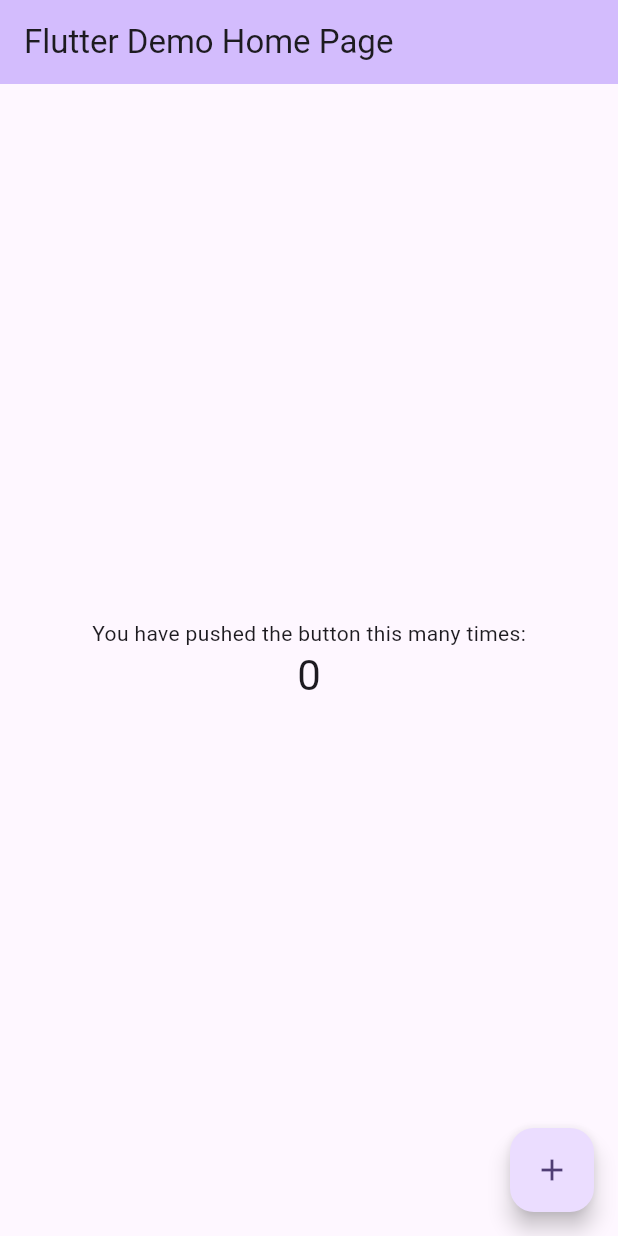
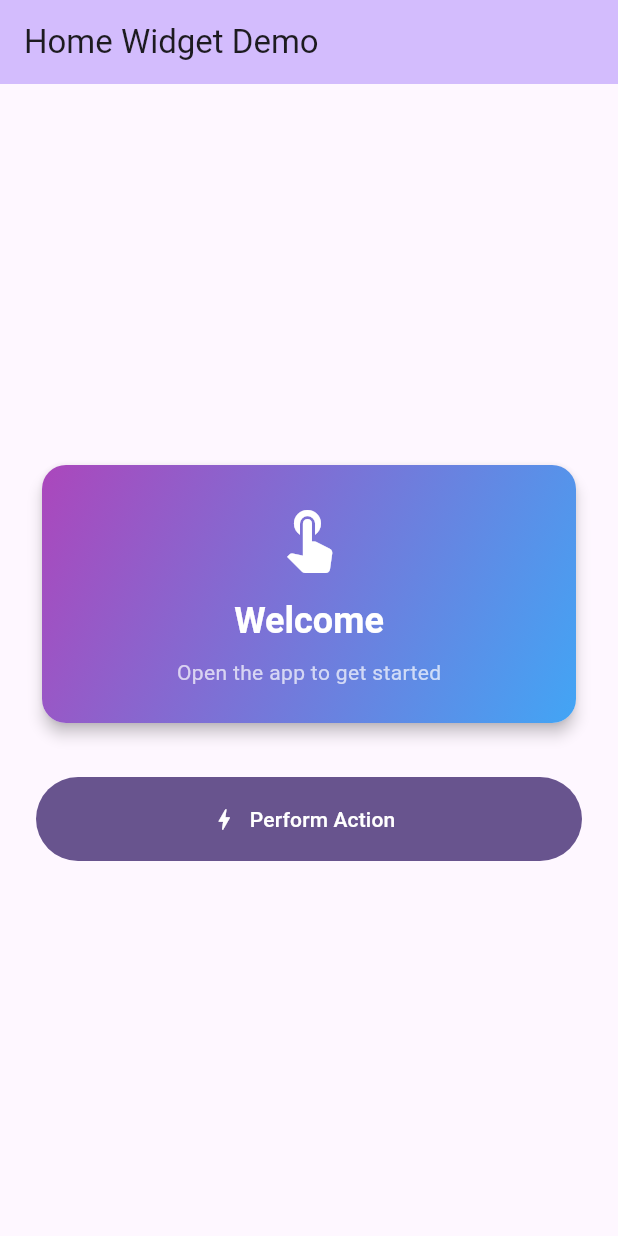
Before and after one commit to Carl-Lee91/home-widget, a Flutter app: the screen it shows after launch, on a phone screen of 412 x 824 dp. Run offline on Flutter 3.47's test engine with Material 3 defaults, Android fonts, the phone set to English and light mode, and no system bars; our stand-ins replace flutter_bloc, freezed_annotation, get_it, injectable.

Commit message:
✨ Feat: Flutter 프레젠테이션 레이어 구현
- HomeWidgetBloc (Freezed 기반 Event/State)
- HomeWidgetDemoScreen 데모 화면
- ActionButtonWidget, WidgetStatusCard 위젯
- main.dart: DI 초기화, WidgetsBindingObserver 라이프사이클 감지

Co-Authored-By: Claude Opus 4.6 <noreply@anthropic.com>

```diff
--- a/lib/main.dart
+++ b/lib/main.dart
@@ -1,121 +1,54 @@
 import 'package:flutter/material.dart';
+import 'package:flutter_bloc/flutter_bloc.dart';
+
+import 'package:home_widget/core/di/injector.dart';
+import 'package:home_widget/presentation/home_widget/state/home_widget_bloc.dart';
+import 'package:home_widget/presentation/home_widget/screens/home_widget_demo_screen.dart';
 
 void main() {
+  WidgetsFlutterBinding.ensureInitialized();
+  configureDependencies();
   runApp(const MyApp());
 }
 
-class MyApp extends StatelessWidget {
+class MyApp extends StatefulWidget {
   const MyApp({super.key});
 
-  // This widget is the root of your application.
   @override
-  Widget build(BuildContext context) {
-    return MaterialApp(
-      title: 'Flutter Demo',
-      theme: ThemeData(
-        // This is the theme of your application.
-        //
-        // TRY THIS: Try running your application with "flutter run". You'll see
-        // the application has a purple toolbar. Then, without quitting the app,
-        // try changing the seedColor in the colorScheme below to Colors.green
-        // and then invoke "hot reload" (save your changes or press the "hot
-        // reload" button in a Flutter-supported IDE, or press "r" if you used
-        // the command line to start the app).
-        //
-        // Notice that the counter didn't reset back to zero; the application
-        // state is not lost during the reload. To reset the state, use hot
-        // restart instead.
-        //
-        // This works for code too, not just values: Most code changes can be
-        // tested with just a hot reload.
-        colorScheme: .fromSeed(seedColor: Colors.deepPurple),
-      ),
-      home: const MyHomePage(title: 'Flutter Demo Home Page'),
-    );
-  }
+  State<MyApp> createState() => _MyAppState();
 }
 
-class MyHomePage extends StatefulWidget {
-  const MyHomePage({super.key, required this.title});
-
-  // This widget is the home page of your application. It is stateful, meaning
-  // that it has a State object (defined below) that contains fields that affect
-  // how it looks.
-
-  // This class is the configuration for the state. It holds the values (in this
-  // case the title) provided by the parent (in this case the App widget) and
-  // used by the build method of the State. Fields in a Widget subclass are
-  // always marked "final".
-
-  final String title;
+class _MyAppState extends State<MyApp> with WidgetsBindingObserver {
+  @override
+  void initState() {
+    super.initState();
+    WidgetsBinding.instance.addObserver(this);
+  }
 
   @override
-  State<MyHomePage> createState() => _MyHomePageState();
-}
+  void dispose() {
+    WidgetsBinding.instance.removeObserver(this);
+    super.dispose();
+  }
 
-class _MyHomePageState extends State<MyHomePage> {
-  int _counter = 0;
-
-  void _incrementCounter() {
-    setState(() {
-      // This call to setState tells the Flutter framework that something has
-      // changed in this State, which causes it to rerun the build method below
-      // so that the display can reflect the updated values. If we changed
-      // _counter without calling setState(), then the build method would not be
-      // called again, and so nothing would appear to happen.
-      _counter++;
-    });
+  @override
+  void didChangeAppLifecycleState(AppLifecycleState state) {
+    if (state == AppLifecycleState.resumed) {
+      getIt<HomeWidgetBloc>().add(const HomeWidgetAppResumed());
+    }
   }
 
   @override
   Widget build(BuildContext context) {
-    // This method is rerun every time setState is called, for instance as done
-    // by the _incrementCounter method above.
-    //
-    // The Flutter framework has been optimized to make rerunning build methods
-    // fast, so that you can just rebuild anything that needs updating rather
-    // than having to individually change instances of widgets.
-    return Scaffold(
-      appBar: AppBar(
-        // TRY THIS: Try changing the color here to a specific color (to
-        // Colors.amber, perhaps?) and trigger a hot reload to see the AppBar
-        // change color while the other colors stay the same.
-        backgroundColor: Theme.of(context).colorScheme.inversePrimary,
-        // Here we take the value from the MyHomePage object that was created by
-        // the App.build method, and use it to set our appbar title.
-        title: Text(widget.title),
-      ),
-      body: Center(
-        // Center is a layout widget. It takes a single child and positions it
-        // in the middle of the parent.
-        child: Column(
-          // Column is also a layout widget. It takes a list of children and
-          // arranges them vertically. By default, it sizes itself to fit its
-          // children horizontally, and tries to be as tall as its parent.
-          //
-          // Column has various properties to control how it sizes itself and
-          // how it positions its children. Here we use mainAxisAlignment to
-          // center the children vertically; the main axis here is the vertical
-          // axis because Columns are vertical (the cross axis would be
-          // horizontal).
-          //
-          // TRY THIS: Invoke "debug painting" (choose the "Toggle Debug Paint"
-          // action in the IDE, or press "p" in the console), to see the
-          // wireframe for each widget.
-          mainAxisAlignment: .center,
-          children: [
-            const Text('You have pushed the button this many times:'),
-            Text(
-              '$_counter',
-              style: Theme.of(context).textTheme.headlineMedium,
-            ),
-          ],
+    return BlocProvider(
+      create: (_) => getIt<HomeWidgetBloc>()
+        ..add(const HomeWidgetAppResumed()),
+      child: MaterialApp(
+        title: 'Home Widget Demo',
+        theme: ThemeData(
+          colorScheme: ColorScheme.fromSeed(seedColor: Colors.deepPurple),
         ),
-      ),
-      floatingActionButton: FloatingActionButton(
-        onPressed: _incrementCounter,
-        tooltip: 'Increment',
-        child: const Icon(Icons.add),
+        home: const HomeWidgetDemoScreen(),
       ),
     );
   }
--- /dev/null
+++ b/lib/presentation/home_widget/screens/home_widget_demo_screen.dart
@@ -0,0 +1,41 @@
+import 'package:flutter/material.dart';
+import 'package:flutter_bloc/flutter_bloc.dart';
+
+import 'package:home_widget/presentation/home_widget/state/home_widget_bloc.dart';
+import 'package:home_widget/presentation/home_widget/widgets/action_button_widget.dart';
+import 'package:home_widget/presentation/home_widget/widgets/widget_status_card.dart';
+
+class HomeWidgetDemoScreen extends StatelessWidget {
+  const HomeWidgetDemoScreen({super.key});
+
+  @override
+  Widget build(BuildContext context) {
+    return Scaffold(
+      appBar: AppBar(
+        backgroundColor: Theme.of(context).colorScheme.inversePrimary,
+        title: const Text('Home Widget Demo'),
+      ),
+      body: BlocBuilder<HomeWidgetBloc, HomeWidgetState>(
+        builder: (context, state) {
+          return Padding(
+            padding: const EdgeInsets.all(24),
+            child: Column(
+              mainAxisAlignment: MainAxisAlignment.center,
+              children: [
+                WidgetStatusCard(
+                  actionDone: state.actionDone,
+                  isLoading: state.isLoading,
+                ),
+                const SizedBox(height: 32),
+                ActionButtonWidget(
+                  actionDone: state.actionDone,
+                  isLoading: state.isLoading,
+                ),
+              ],
+            ),
+          );
+        },
+      ),
+    );
+  }
+}
--- /dev/null
+++ b/lib/presentation/home_widget/state/home_widget_bloc.dart
@@ -0,0 +1,51 @@
+import 'package:flutter_bloc/flutter_bloc.dart';
+import 'package:freezed_annotation/freezed_annotation.dart';
+import 'package:injectable/injectable.dart';
+
+import 'package:home_widget/domain/repository/home_widget_repository.dart';
+
+part 'home_widget_bloc.freezed.dart';
+part 'home_widget_event.dart';
+part 'home_widget_state.dart';
+
+@injectable
+class HomeWidgetBloc extends Bloc<HomeWidgetEvent, HomeWidgetState> {
+  final HomeWidgetRepository _repository;
+
+  HomeWidgetBloc(this._repository) : super(const HomeWidgetState()) {
+    on<HomeWidgetActionPerformed>(_onActionPerformed);
+    on<HomeWidgetActionReset>(_onActionReset);
+    on<HomeWidgetAppResumed>(_onAppResumed);
+  }
+
+  Future<void> _onActionPerformed(
+    HomeWidgetActionPerformed event,
+    Emitter<HomeWidgetState> emit,
+  ) async {
+    emit(state.copyWith(isLoading: true));
+    final success = await _repository.updateWidgetForAction();
+    emit(state.copyWith(
+      actionDone: success,
+      isLoading: false,
+    ));
+  }
+
+  Future<void> _onActionReset(
+    HomeWidgetActionReset event,
+    Emitter<HomeWidgetState> emit,
+  ) async {
+    emit(state.copyWith(isLoading: true));
+    await _repository.resetWidget();
+    emit(state.copyWith(
+      actionDone: false,
+      isLoading: false,
+    ));
+  }
+
+  Future<void> _onAppResumed(
+    HomeWidgetAppResumed event,
+    Emitter<HomeWidgetState> emit,
+  ) async {
+    await _repository.recordAppAccess();
+  }
+}
--- /dev/null
+++ b/lib/presentation/home_widget/state/home_widget_event.dart
@@ -0,0 +1,8 @@
+part of 'home_widget_bloc.dart';
+
+@freezed
+sealed class HomeWidgetEvent with _$HomeWidgetEvent {
+  const factory HomeWidgetEvent.actionPerformed() = HomeWidgetActionPerformed;
+  const factory HomeWidgetEvent.actionReset() = HomeWidgetActionReset;
+  const factory HomeWidgetEvent.appResumed() = HomeWidgetAppResumed;
+}
--- /dev/null
+++ b/lib/presentation/home_widget/state/home_widget_state.dart
@@ -0,0 +1,9 @@
+part of 'home_widget_bloc.dart';
+
+@freezed
+sealed class HomeWidgetState with _$HomeWidgetState {
+  const factory HomeWidgetState({
+    @Default(false) bool actionDone,
+    @Default(false) bool isLoading,
+  }) = _HomeWidgetState;
+}
--- /dev/null
+++ b/lib/presentation/home_widget/widgets/action_button_widget.dart
@@ -0,0 +1,37 @@
+import 'package:flutter/material.dart';
+import 'package:flutter_bloc/flutter_bloc.dart';
+
+import 'package:home_widget/presentation/home_widget/state/home_widget_bloc.dart';
+
+class ActionButtonWidget extends StatelessWidget {
+  const ActionButtonWidget({
+    super.key,
+    required this.actionDone,
+    required this.isLoading,
+  });
+
+  final bool actionDone;
+  final bool isLoading;
+
+  @override
+  Widget build(BuildContext context) {
+    return SizedBox(
+      width: double.infinity,
+      height: 56,
+      child: FilledButton.icon(
+        onPressed: isLoading
+            ? null
+            : () {
+                final bloc = context.read<HomeWidgetBloc>();
+                if (actionDone) {
+                  bloc.add(const HomeWidgetActionReset());
+                } else {
+                  bloc.add(const HomeWidgetActionPerformed());
+                }
+              },
+        icon: Icon(actionDone ? Icons.refresh : Icons.bolt),
+        label: Text(actionDone ? 'Reset Widget' : 'Perform Action'),
+      ),
+    );
+  }
+}
--- /dev/null
+++ b/lib/presentation/home_widget/widgets/widget_status_card.dart
@@ -0,0 +1,68 @@
+import 'package:flutter/material.dart';
+
+class WidgetStatusCard extends StatelessWidget {
+  const WidgetStatusCard({
+    super.key,
+    required this.actionDone,
+    required this.isLoading,
+  });
+
+  final bool actionDone;
+  final bool isLoading;
+
+  @override
+  Widget build(BuildContext context) {
+    final theme = Theme.of(context);
+
+    return Card(
+      elevation: 4,
+      shape: RoundedRectangleBorder(
+        borderRadius: BorderRadius.circular(16),
+      ),
+      child: Container(
+        width: double.infinity,
+        padding: const EdgeInsets.all(24),
+        decoration: BoxDecoration(
+          borderRadius: BorderRadius.circular(16),
+          gradient: LinearGradient(
+            begin: Alignment.topLeft,
+            end: Alignment.bottomRight,
+            colors: actionDone
+                ? [Colors.green.shade400, Colors.blue.shade400]
+                : [Colors.purple.shade400, Colors.blue.shade400],
+          ),
+        ),
+        child: Column(
+          children: [
+            Icon(
+              actionDone ? Icons.check_circle : Icons.touch_app,
+              size: 48,
+              color: Colors.white,
+            ),
+            const SizedBox(height: 16),
+            Text(
+              actionDone ? 'Action Complete!' : 'Welcome',
+              style: theme.textTheme.headlineSmall?.copyWith(
+                color: Colors.white,
+                fontWeight: FontWeight.bold,
+              ),
+            ),
+            const SizedBox(height: 8),
+            Text(
+              actionDone
+                  ? 'You did it!'
+                  : 'Open the app to get started',
+              style: theme.textTheme.bodyMedium?.copyWith(
+                color: Colors.white70,
+              ),
+            ),
+            if (isLoading) ...[
+              const SizedBox(height: 16),
+              const CircularProgressIndicator(color: Colors.white),
+            ],
+          ],
+        ),
+      ),
+    );
+  }
+}
```
Also changed, not shown: lib/presentation/home_widget/state/home_widget_bloc.freezed.dart (added).
